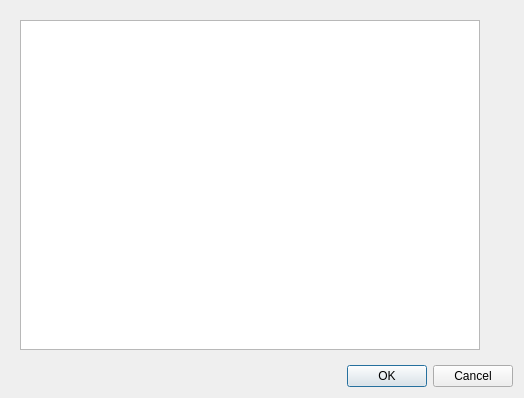
Above: template/uic/settings.ui from panzergame/dxfplotter before the change. Below: the same form after it.
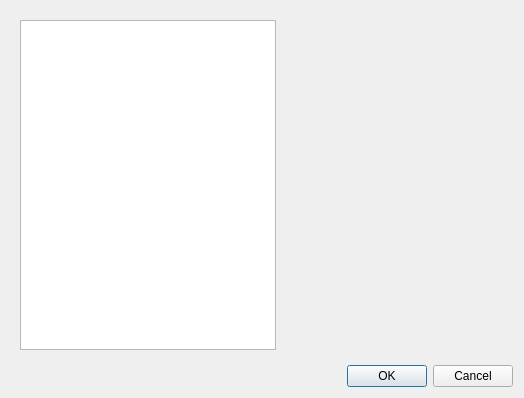
That is the form after the change.

Commit message: Finish setting window and add tool selector

```diff
--- a/template/uic/settings.ui
+++ b/template/uic/settings.ui
@@ -16,12 +16,28 @@
   <layout class="QVBoxLayout" name="verticalLayout2">
    <item>
     <widget class="QWidget" name="central" native="true">
-     <layout class="QHBoxLayout" name="horizontalLayout">
+     <layout class="QHBoxLayout" name="horizontalLayout" stretch="1,3">
       <item>
-       <widget class="QTreeView" name="treeView"/>
+       <widget class="QTreeView" name="treeView">
+        <property name="sizePolicy">
+         <sizepolicy hsizetype="Minimum" vsizetype="Minimum">
+          <horstretch>0</horstretch>
+          <verstretch>0</verstretch>
+         </sizepolicy>
+        </property>
+        <property name="headerHidden">
+         <bool>true</bool>
+        </property>
+       </widget>
       </item>
       <item>
-       <widget class="QWidget" name="widget" native="true">
+       <widget class="QWidget" name="center" native="true">
+        <property name="sizePolicy">
+         <sizepolicy hsizetype="Expanding" vsizetype="Expanding">
+          <horstretch>0</horstretch>
+          <verstretch>0</verstretch>
+         </sizepolicy>
+        </property>
         <layout class="QFormLayout" name="formLayout"/>
        </widget>
       </item>
```
The commit also changes 13 other files.
